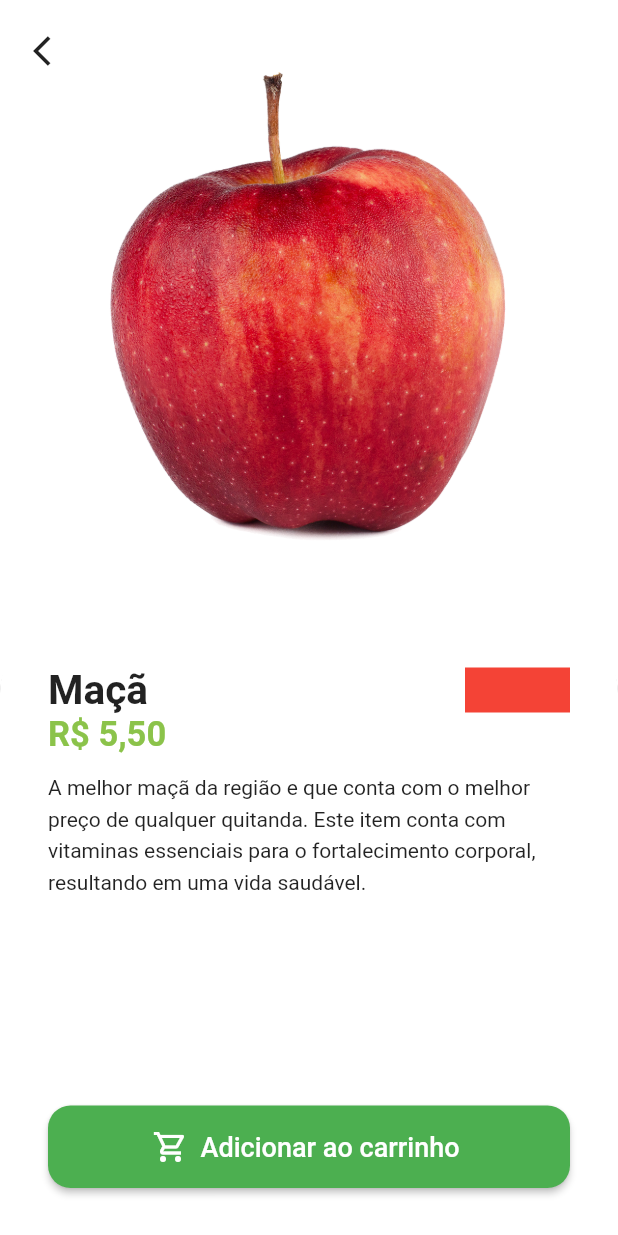
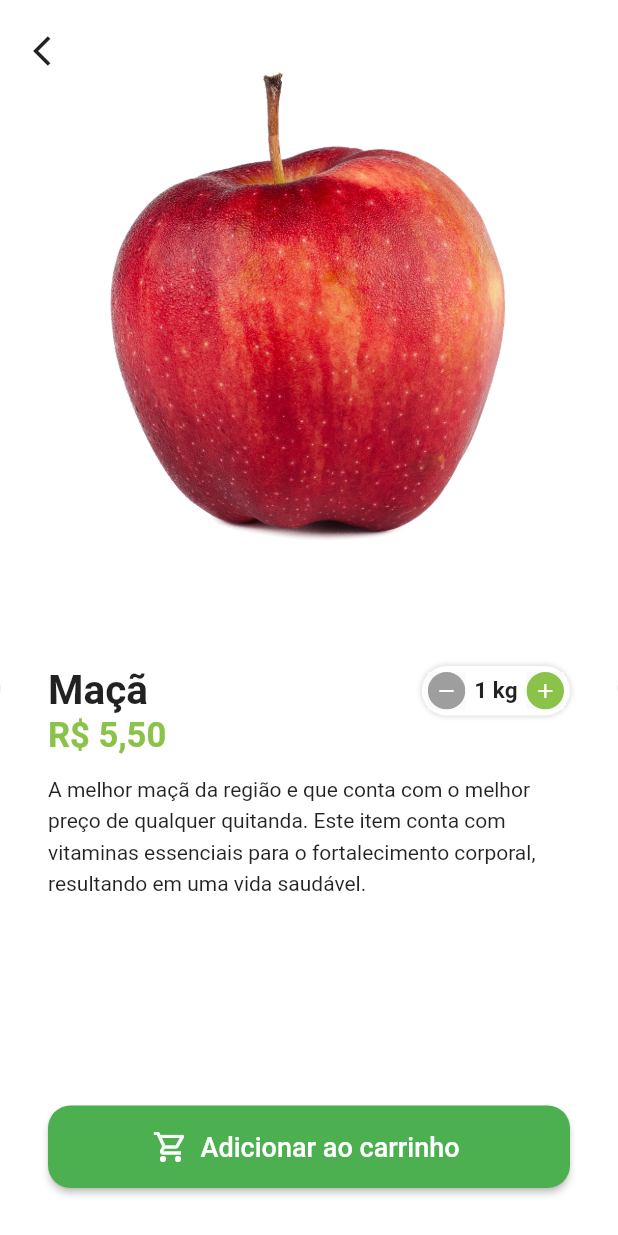
Before and after one commit to douglasgmsantos/udemy-quitanda, a Flutter app: the screen it shows after launch, after a tap on "Entrar", after a tap on "Maçã", on a phone screen of 412 x 824 dp. Run offline on Flutter 3.47's test engine with Material 2 defaults, Android fonts, the phone set to English and light mode, and no system bars; our stand-ins replace animated_text_kit, mask_text_input_formatter.

Commit message:
feature: finalizando tela de detalhes do produto

```diff
--- a/lib/src/pages/product/product_screen.dart
+++ b/lib/src/pages/product/product_screen.dart
@@ -1,13 +1,22 @@
 import 'package:flutter/material.dart';
 import 'package:quitanda/src/config/custom_colors.dart';
 import 'package:quitanda/src/model/item_model.dart';
+import 'package:quitanda/src/pages/shared/quantity_widget_custom.dart';
 import 'package:quitanda/src/utils/utils_services.dart';
 
-class ProductScreen extends StatelessWidget {
-  ProductScreen({super.key, required this.item});
+class ProductScreen extends StatefulWidget {
+  const ProductScreen({super.key, required this.item});
 
   final ItemModel item;
+
+  @override
+  State<ProductScreen> createState() => _ProductScreenState();
+}
+
+class _ProductScreenState extends State<ProductScreen> {
   final UtilsServices utilsServices = UtilsServices();
+
+  int cartItemQuantity = 1;
 
   @override
   Widget build(BuildContext context) {
@@ -20,8 +29,9 @@ class ProductScreen extends StatelessWidget {
             children: [
               // Image
               Expanded(
-                  child:
-                      Hero(tag: item.imgUrl, child: Image.asset(item.imgUrl))),
+                  child: Hero(
+                      tag: widget.item.imgUrl,
+                      child: Image.asset(widget.item.imgUrl))),
 
               //Dados do produto
               Expanded(
@@ -45,24 +55,28 @@ class ProductScreen extends StatelessWidget {
                       children: [
                         Expanded(
                           child: Text(
-                            item.itemName,
+                            widget.item.itemName,
                             overflow: TextOverflow.ellipsis,
                             maxLines: 2,
                             style: const TextStyle(
                                 fontSize: 27, fontWeight: FontWeight.bold),
                           ),
                         ),
-                        Container(
-                          width: 70,
-                          height: 30,
-                          color: Colors.red,
+                        QuantityWidgetCustom(
+                          value: cartItemQuantity,
+                          suffixText: widget.item.unit,
+                          result: (quantity) {
+                            setState(() {
+                              cartItemQuantity = quantity;
+                            });
+                          },
                         )
                       ],
                     ),
 
                     //preco
                     Text(
-                      utilsServices.priceToCurrency(item.price),
+                      utilsServices.priceToCurrency(widget.item.price),
                       style: TextStyle(
                           fontSize: 23,
                           fontWeight: FontWeight.bold,
@@ -75,7 +89,7 @@ class ProductScreen extends StatelessWidget {
                         padding: const EdgeInsets.symmetric(vertical: 10),
                         child: SingleChildScrollView(
                           child: Text(
-                            item.description,
+                            widget.item.description,
                             style: const TextStyle(height: 1.5),
                           ),
                         ),
--- /dev/null
+++ b/lib/src/pages/shared/quantity_widget_custom.dart
@@ -0,0 +1,85 @@
+import 'package:flutter/material.dart';
+import 'package:quitanda/src/config/custom_colors.dart';
+
+class QuantityWidgetCustom extends StatelessWidget {
+  final int value;
+  final String suffixText;
+  final Function(int quantity) result;
+
+  const QuantityWidgetCustom(
+      {super.key,
+      required this.value,
+      required this.suffixText,
+      required this.result});
+
+  @override
+  Widget build(BuildContext context) {
+    return Container(
+      padding: const EdgeInsets.all(4),
+      decoration: BoxDecoration(
+          color: Colors.white,
+          borderRadius: BorderRadius.circular(50),
+          boxShadow: [
+            BoxShadow(
+                color: Colors.grey.shade300, spreadRadius: 1, blurRadius: 2)
+          ]),
+      child: Row(
+        children: [
+          _QuantityButton(
+            icon: Icons.remove,
+            color: Colors.grey,
+            onPress: () {
+              if (value == 1) return;
+              int resultCount = value - 1;
+              result(resultCount);
+            },
+          ),
+          Padding(
+            padding: const EdgeInsets.symmetric(horizontal: 6),
+            child: Text(
+              '$value $suffixText',
+              style: const TextStyle(fontSize: 15, fontWeight: FontWeight.bold),
+            ),
+          ),
+          _QuantityButton(
+            icon: Icons.add,
+            color: CustomColors.customSwatchColor,
+            onPress: () {
+              int resultCount = value + 1;
+              result(resultCount);
+            },
+          )
+        ],
+      ),
+    );
+  }
+}
+
+class _QuantityButton extends StatelessWidget {
+  const _QuantityButton(
+      {required this.color, required this.icon, required this.onPress});
+
+  final Color color;
+  final IconData icon;
+  final VoidCallback onPress;
+
+  @override
+  Widget build(BuildContext context) {
+    return Material(
+      child: InkWell(
+        borderRadius: BorderRadius.circular(50),
+        onTap: onPress,
+        child: Ink(
+          height: 25,
+          width: 25,
+          decoration: BoxDecoration(color: color, shape: BoxShape.circle),
+          child: Icon(
+            icon,
+            color: Colors.white,
+            size: 16,
+          ),
+        ),
+      ),
+    );
+  }
+}
```
